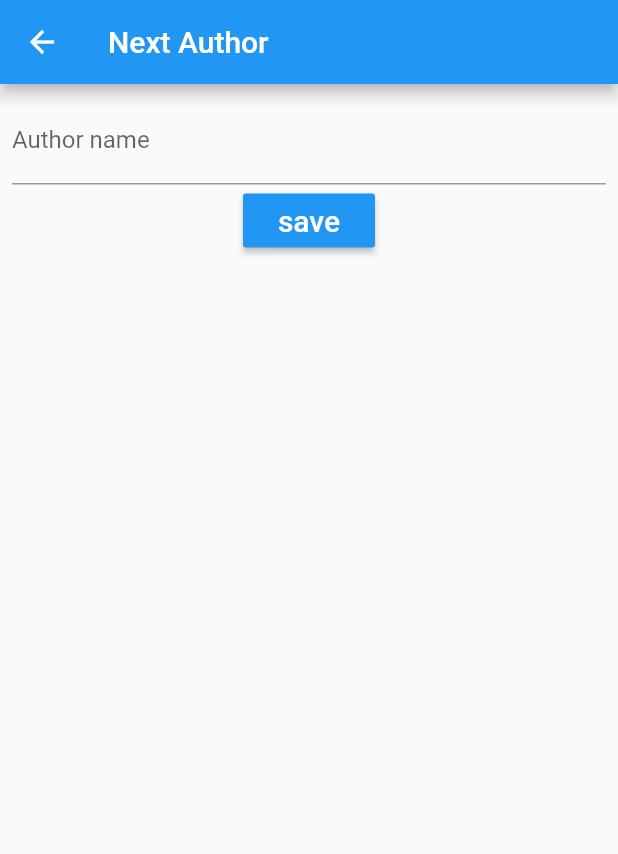
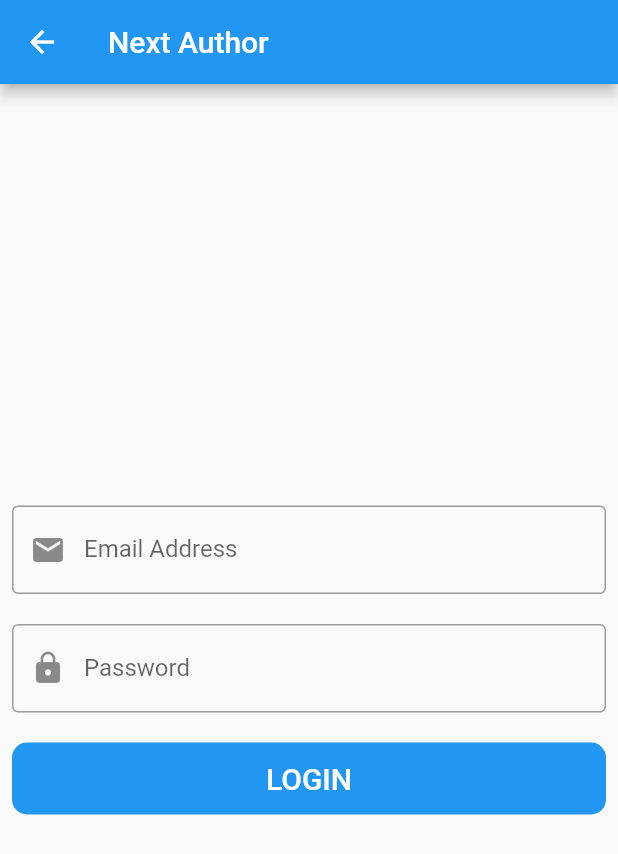
Before and after one commit to MoamenMohamed101/Networking, a Flutter app: the screen it shows after launch, after a tap on the "add" icon, on a phone screen of 412 x 824 dp. Shown: the top 854 px of the screen. Run offline on Flutter 3.47's test engine with Material 2 defaults, Android fonts, the phone set to English and light mode, and no system bars.

```diff
--- /dev/null
+++ b/lib/componants.dart
@@ -0,0 +1,60 @@
+import 'package:flutter/material.dart';
+
+defaultFormField({
+  @required TextEditingController? controller,
+  @required TextInputType? keyboard,
+  void Function(String)? onFieldSubmitted,
+  void Function(String)? onChanged,
+  @required String? Function(String?)? validator,
+  @required String? text,
+  @required IconData? prefixIcon,
+  IconData? suffixIcon,
+  bool isPassword = false,
+  VoidCallback? iconSuffix,
+  VoidCallback? onTap,
+}) =>
+    TextFormField(
+      onTap: onTap,
+      validator: validator,
+      controller: controller,
+      decoration: InputDecoration(
+        labelText: text!,
+        border: const OutlineInputBorder(),
+        prefixIcon: Icon(prefixIcon!),
+        suffixIcon: suffixIcon != null
+            ? IconButton(
+          onPressed: iconSuffix,
+          icon: isPassword
+              ? const Icon(Icons.visibility_off)
+              : const Icon(Icons.remove_red_eye),
+        )
+            : null,
+      ),
+      keyboardType: keyboard,
+      obscureText: isPassword,
+      onFieldSubmitted: onFieldSubmitted,
+      onChanged: onChanged,
+    );
+
+defaultButton({
+  double? width,
+  Color? color = Colors.blue,
+  @required VoidCallback? voidCallback,
+  @required String? text,
+  bool? isUpperCase = true,
+  double? radius = 10.0,
+}) =>
+    Container(
+      width: width,
+      decoration: BoxDecoration(
+        color: color,
+        borderRadius: BorderRadius.circular(radius!),
+      ),
+      child: MaterialButton(
+        onPressed: voidCallback,
+        child: Text(
+          isUpperCase! ? text!.toUpperCase() : text!,
+          style: const TextStyle(color: Colors.white, fontSize: 20),
+        ),
+      ),
+    );
--- a/lib/lesson 2/add_auth.dart
+++ b/lib/lesson 2/add_auth.dart
@@ -1,12 +1,19 @@
 import 'package:flutter/material.dart';
+import 'package:networking/componants.dart';
+import 'package:networking/lesson%202/api.dart';
 
 class AddAuthor extends StatefulWidget {
+  const AddAuthor({super.key});
+
   @override
   State<AddAuthor> createState() => _AddAuthorState();
 }
 
 class _AddAuthorState extends State<AddAuthor> {
   String? authorName;
+  var emailController = TextEditingController();
+  var passwordController = TextEditingController();
+  var formKey = GlobalKey<FormState>();
 
   @override
   Widget build(BuildContext context) {
@@ -14,30 +21,77 @@ class _AddAuthorState extends State<AddAuthor> {
       appBar: AppBar(
         title: const Text('Next Author'),
       ),
-      body: Padding(
+      body: Form(
+        key: formKey,
+        child: Padding(
           padding: const EdgeInsets.all(8.0),
           child: Column(
+            mainAxisAlignment: MainAxisAlignment.center,
             children: [
-            TextField(
-              decoration: const InputDecoration(
-                  labelText: 'Author name', hintText: 'Add author name'),
-              onChanged: (value) {
-                setState(() {
-                  authorName = value;
-                });
+              defaultFormField(
+                controller: emailController,
+                keyboard: TextInputType.emailAddress,
+                validator: (value) {
+                  if (value!.isEmpty) {
+                    return 'please enter your email';
+                  }
+                  return null;
                 },
+                text: 'Email Address',
+                prefixIcon: Icons.email,
               ),
-            MaterialButton(
-              onPressed: () {},
-              color: Colors.blue,
-              child: const Text(
-                'save',
-                style: TextStyle(color: Colors.white,fontSize: 20),
+              const SizedBox(
+                height: 20,
               ),
-            )
+              defaultFormField(
+                controller: passwordController,
+                keyboard: TextInputType.emailAddress,
+                validator: (value) {
+                  if (value!.isEmpty) {
+                    return 'please enter your password';
+                  }
+                  return null;
+                },
+                text: 'Password',
+                prefixIcon: Icons.lock,
+              ),
+              const SizedBox(
+                height: 20,
+              ),
+              defaultButton(
+                  voidCallback: () {
+                    if (formKey.currentState!.validate()) {
+                      Api.userLogin(
+                          emailController.text, passwordController.text);
+                    }
+                  },
+                  text: 'Login',
+                  width: double.infinity)
             ],
+          ),
         ),
       ),
     );
   }
 }
+// Column(
+//           children: [
+//             TextField(
+//               decoration: const InputDecoration(
+//                   labelText: 'Author name', hintText: 'Add author name'),
+//               onChanged: (value) {
+//                 setState(() {
+//                   authorName = value;
+//                 });
+//               },
+//             ),
+//             MaterialButton(
+//               onPressed: () {},
+//               color: Colors.blue,
+//               child: const Text(
+//                 'save',
+//                 style: TextStyle(color: Colors.white,fontSize: 20),
+//               ),
+//             )
+//           ],
+//         ),
--- a/lib/lesson 2/api.dart
+++ b/lib/lesson 2/api.dart
@@ -1,4 +1,23 @@
+import 'dart:convert';
+
 import 'package:http/http.dart';
-class Api{
-  Future<Response>? createAuthor(){}
+
+class Api {
+  static String? baseUrl =
+      'https://api.backendless.com/application-id/CLOUDCODE-api-key/users';
+
+  static Future userLogin(String? email, String? password) async {
+    final Response response = await post(Uri.parse('$baseUrl/login'),
+        headers: {'Content-Type': 'application/json'},
+        body: json.encode({
+          "email": email,
+          "password": password,
+        }));
+    if (response.statusCode == 200) {
+      print(response.body);
+    } else {
+      print('Error');
+    }
+    return response;
+  }
 }
--- a/lib/lesson 2/screen.dart
+++ b/lib/lesson 2/screen.dart
@@ -20,7 +20,7 @@ class _LessonTwoState extends State<LessonTwo> {
           Navigator.push(
             context,
             MaterialPageRoute(
-              builder: (context) => AddAuthor(),
+              builder: (context) => const AddAuthor(),
             ),
           );
         },
```
Lines whose indentation alone changed are shown as unchanged.
